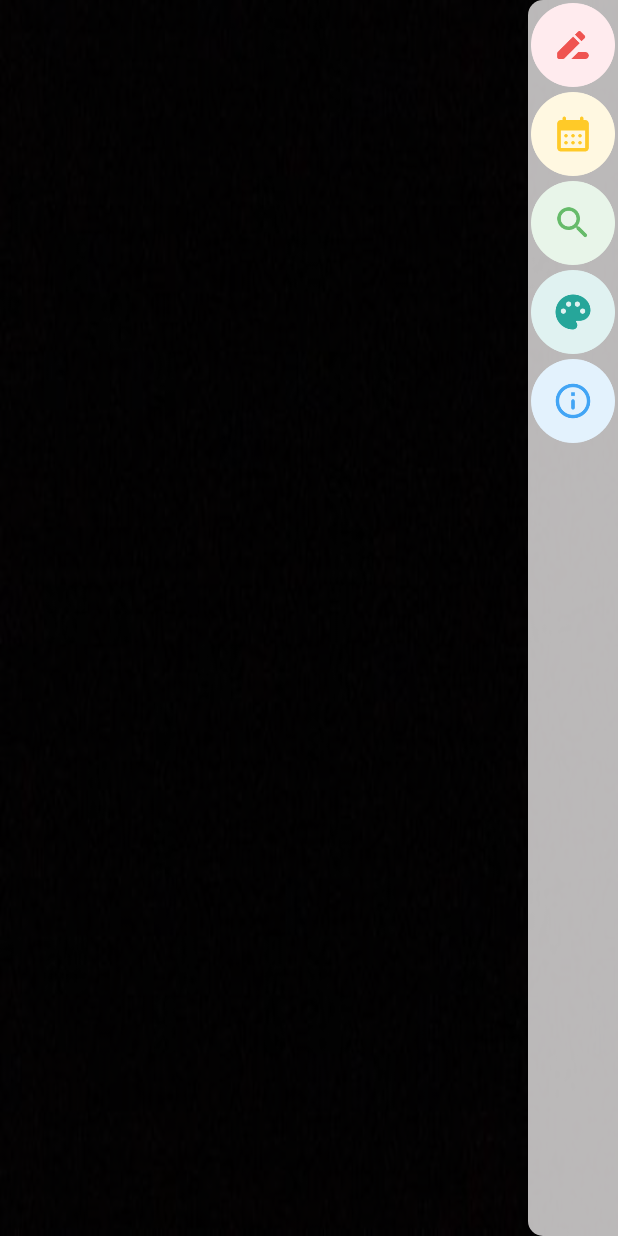
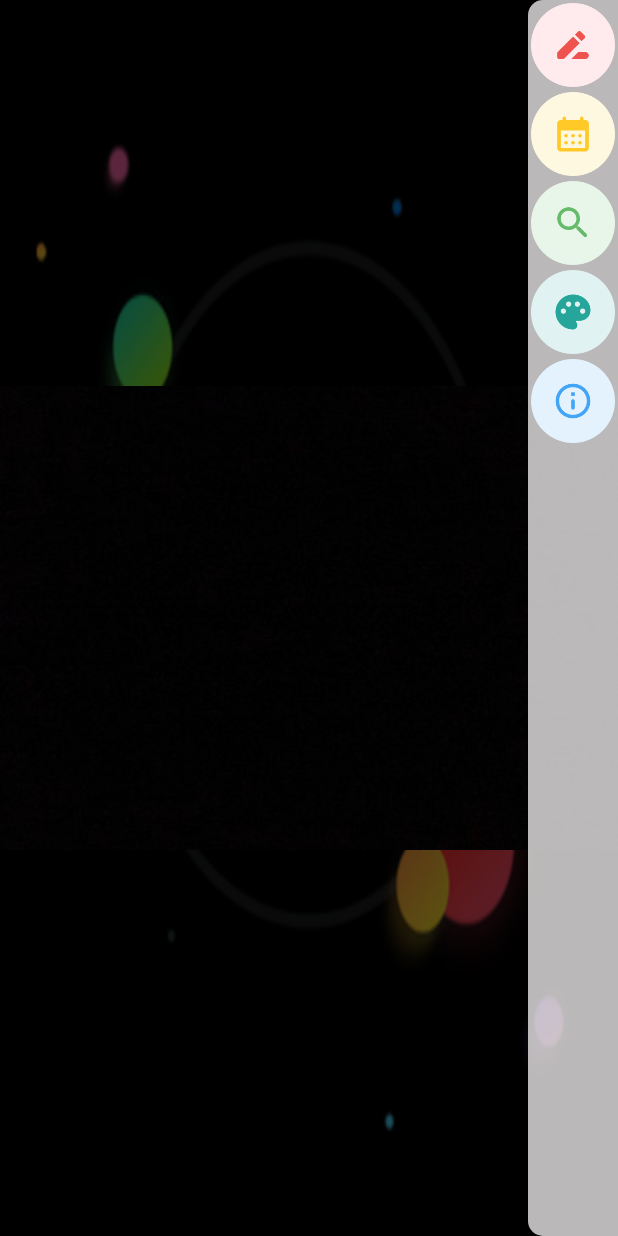
Before and after one commit to HaoduStudio/DailyNotes, an Android app: the screen it shows after launch (MainActivity), with the side drawer open, on a phone screen of 412 x 824 dp. Run offline under Robolectric (Android 15) with nearby library versions, the phone set to English and light mode, and no system bars; our stand-ins replace CircleImageView; libraries missing offline, so code that uses them is left out: com.tencent.bugly; pictures from the network do not load; 5 statements that could not run were skipped.

```diff
--- a/app/src/main/java/com/haoduyoudu/DailyAccounts/buttonhelper.kt
+++ b/app/src/main/java/com/haoduyoudu/DailyAccounts/buttonhelper.kt
@@ -26,6 +26,7 @@ fun View.addClickScale(scale: Float = 0.9f, duration: Long = 150) {
 
         // 点击事件处理，交给View自身
         this.onTouchEvent(event)
+        this.performClick()
     }
 }
 
--- a/app/src/main/res/layout/activity_main.xml
+++ b/app/src/main/res/layout/activity_main.xml
@@ -11,11 +11,12 @@
         android:layout_height="match_parent"
         android:background="@drawable/startingwindow_bg"
         android:id="@+id/main_background">
+
         <ImageView
             android:id="@+id/weather_img"
             android:layout_width="match_parent"
             android:layout_height="match_parent"
-            android:scaleType="fitXY"/>
+            android:scaleType="fitCenter" />
 
         <FrameLayout
             android:layout_width="match_parent"
```
Also changed, not shown: app/src/main/java/com/haoduyoudu/DailyAccounts/MainActivity.kt (+15 -14 lines).
